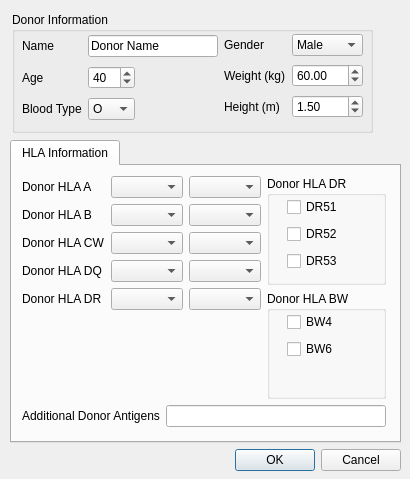
Qt form KPD GUI/DialogDonor.ui (mathieubray/KPDGUI) before a commit.
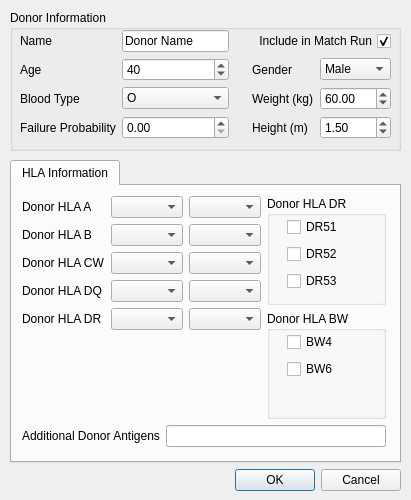
The same form after that commit.

Commit message: Arrows not working. Need to check elswhere

The edit to the form file:
```diff
--- a/KPD GUI/DialogDonor.ui
+++ b/KPD GUI/DialogDonor.ui
@@ -6,20 +6,20 @@
    <rect>
     <x>0</x>
     <y>0</y>
-    <width>410</width>
-    <height>479</height>
+    <width>411</width>
+    <height>500</height>
    </rect>
   </property>
   <property name="minimumSize">
    <size>
-    <width>0</width>
-    <height>0</height>
+    <width>411</width>
+    <height>500</height>
    </size>
   </property>
   <property name="maximumSize">
    <size>
-    <width>66666</width>
-    <height>888888</height>
+    <width>411</width>
+    <height>500</height>
    </size>
   </property>
   <property name="windowTitle">
@@ -28,27 +28,25 @@
   <widget class="QGroupBox" name="donorGroupBox">
    <property name="geometry">
     <rect>
-     <x>12</x>
-     <y>12</y>
-     <width>361</width>
-     <height>121</height>
+     <x>10</x>
+     <y>10</y>
+     <width>391</width>
+     <height>141</height>
     </rect>
    </property>
    <property name="title">
     <string>Donor Information</string>
    </property>
-   <widget class="QWidget" name="layoutWidget">
+   <widget class="QWidget" name="">
     <property name="geometry">
      <rect>
       <x>10</x>
       <y>20</y>
-      <width>341</width>
-      <height>91</height>
+      <width>371</width>
+      <height>111</height>
      </rect>
     </property>
-    <layout class="QHBoxLayout" name="donorHorizontalLayout">
-     <item>
-      <layout class="QGridLayout" name="donorGridLayout">
+    <layout class="QGridLayout" name="gridLayout">
        <item row="0" column="0">
         <widget class="QLabel" name="donorNameLabel">
          <property name="text">
@@ -56,13 +54,39 @@
          </property>
         </widget>
        </item>
-       <item row="0" column="1" colspan="2">
+     <item row="0" column="1">
         <widget class="QLineEdit" name="donorNameLineEdit">
          <property name="text">
           <string>Donor Name</string>
          </property>
         </widget>
        </item>
+     <item row="0" column="2">
+      <spacer name="horizontalSpacer_4">
+       <property name="orientation">
+        <enum>Qt::Horizontal</enum>
+       </property>
+       <property name="sizeHint" stdset="0">
+        <size>
+         <width>17</width>
+         <height>20</height>
+        </size>
+       </property>
+      </spacer>
+     </item>
+     <item row="0" column="3" colspan="2">
+      <widget class="QCheckBox" name="donorStatusCheckBox">
+       <property name="layoutDirection">
+        <enum>Qt::RightToLeft</enum>
+       </property>
+       <property name="text">
+        <string>Include in Match Run</string>
+       </property>
+       <property name="checked">
+        <bool>true</bool>
+       </property>
+      </widget>
+     </item>
        <item row="1" column="0">
         <widget class="QLabel" name="donorAgeLabel">
          <property name="text">
@@ -70,13 +94,6 @@
          </property>
         </widget>
        </item>
-       <item row="2" column="0">
-        <widget class="QLabel" name="donorBTLabel">
-         <property name="text">
-          <string>Blood Type</string>
-         </property>
-        </widget>
-       </item>
        <item row="1" column="1">
         <widget class="QSpinBox" name="donorAgeSpinBox">
          <property name="maximum">
@@ -88,30 +105,45 @@
         </widget>
        </item>
        <item row="1" column="2">
-        <spacer name="donorAgeSpacer">
+      <spacer name="horizontalSpacer">
          <property name="orientation">
           <enum>Qt::Horizontal</enum>
          </property>
          <property name="sizeHint" stdset="0">
           <size>
-           <width>40</width>
+         <width>17</width>
            <height>20</height>
           </size>
          </property>
         </spacer>
        </item>
-       <item row="2" column="2">
-        <spacer name="donorBTSpacer">
-         <property name="orientation">
-          <enum>Qt::Horizontal</enum>
-         </property>
-         <property name="sizeHint" stdset="0">
-          <size>
-           <width>40</width>
-           <height>20</height>
-          </size>
-         </property>
-        </spacer>
+     <item row="1" column="3">
+      <widget class="QLabel" name="donorGenderLabel">
+       <property name="text">
+        <string>Gender</string>
+       </property>
+      </widget>
+     </item>
+     <item row="1" column="4">
+      <widget class="QComboBox" name="donorGenderComboBox">
+       <item>
+        <property name="text">
+         <string>Male</string>
+        </property>
+       </item>
+       <item>
+        <property name="text">
+         <string>Female</string>
+        </property>
+       </item>
+      </widget>
+     </item>
+     <item row="2" column="0">
+      <widget class="QLabel" name="donorBTLabel">
+       <property name="text">
+        <string>Blood Type</string>
+       </property>
+      </widget>
        </item>
        <item row="2" column="1">
         <widget class="QComboBox" name="donorBTComboBox">
@@ -137,11 +169,27 @@
          </item>
         </widget>
        </item>
-      </layout>
+     <item row="2" column="2">
+      <spacer name="horizontalSpacer_2">
+       <property name="orientation">
+        <enum>Qt::Horizontal</enum>
+       </property>
+       <property name="sizeHint" stdset="0">
+        <size>
+         <width>17</width>
+         <height>20</height>
+        </size>
+       </property>
+      </spacer>
      </item>
-     <item>
-      <layout class="QGridLayout" name="donorCharacteristicsGridLayout">
-       <item row="1" column="1">
+     <item row="2" column="3">
+      <widget class="QLabel" name="donorWeightLabel">
+       <property name="text">
+        <string>Weight (kg)</string>
+       </property>
+      </widget>
+     </item>
+     <item row="2" column="4">
         <widget class="QDoubleSpinBox" name="donorWeightSpinBox">
          <property name="maximum">
           <double>400.000000000000000</double>
@@ -151,42 +199,37 @@
          </property>
         </widget>
        </item>
-       <item row="0" column="1">
-        <widget class="QComboBox" name="donorGenderComboBox">
-         <item>
+     <item row="3" column="0">
+      <widget class="QLabel" name="label">
           <property name="text">
-           <string>Male</string>
-          </property>
-         </item>
-         <item>
-          <property name="text">
-           <string>Female</string>
-          </property>
-         </item>
-        </widget>
-       </item>
-       <item row="2" column="0">
+        <string>Failure Probability</string>
+       </property>
+      </widget>
+     </item>
+     <item row="3" column="1">
+      <widget class="QDoubleSpinBox" name="donorFailureProbabilitySpinBox"/>
+     </item>
+     <item row="3" column="2">
+      <spacer name="horizontalSpacer_3">
+       <property name="orientation">
+        <enum>Qt::Horizontal</enum>
+       </property>
+       <property name="sizeHint" stdset="0">
+        <size>
+         <width>17</width>
+         <height>20</height>
+        </size>
+       </property>
+      </spacer>
+     </item>
+     <item row="3" column="3">
         <widget class="QLabel" name="donorHeightLabel">
          <property name="text">
           <string>Height (m)</string>
          </property>
         </widget>
        </item>
-       <item row="1" column="0">
-        <widget class="QLabel" name="donorWeightLabel">
-         <property name="text">
-          <string>Weight (kg)</string>
-         </property>
-        </widget>
-       </item>
-       <item row="0" column="0">
-        <widget class="QLabel" name="donorGenderLabel">
-         <property name="text">
-          <string>Gender</string>
-         </property>
-        </widget>
-       </item>
-       <item row="2" column="1">
+     <item row="3" column="4">
         <widget class="QDoubleSpinBox" name="donorHeightSpinBox">
          <property name="maximum">
           <double>3.000000000000000</double>
@@ -197,15 +240,13 @@
         </widget>
        </item>
       </layout>
-     </item>
-    </layout>
    </widget>
   </widget>
   <widget class="QWidget" name="layoutWidget">
    <property name="geometry">
     <rect>
      <x>10</x>
-     <y>140</y>
+     <y>160</y>
      <width>391</width>
      <height>331</height>
     </rect>
@@ -223,7 +264,7 @@
        <attribute name="title">
         <string>HLA Information</string>
        </attribute>
-       <widget class="QWidget" name="">
+       <widget class="QWidget" name="layoutWidget">
         <property name="geometry">
          <rect>
           <x>10</x>
```
Left out of the diff: 4 changed lines with no effect on the pictures. Lines whose indentation alone changed are shown as unchanged. The commit also changes 41 other files.
